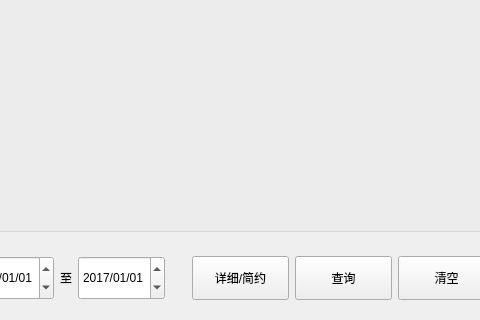
Qt form WinData.ui (bloglink/aip-tester) before a commit; both pictures show x 182 to 662 and y 280 to 600 of the 800 by 600 pixel window.
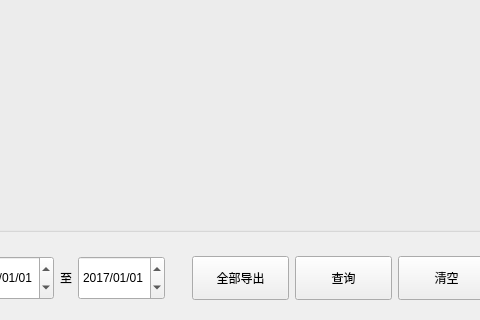
The same form after that commit. Custom widgets are drawn as their Qt base class.

```diff
--- a/WinData.ui
+++ b/WinData.ui
@@ -175,7 +175,7 @@
          </size>
         </property>
         <property name="text">
-         <string>详细/简约</string>
+         <string>全部导出</string>
         </property>
        </widget>
       </item>
```
